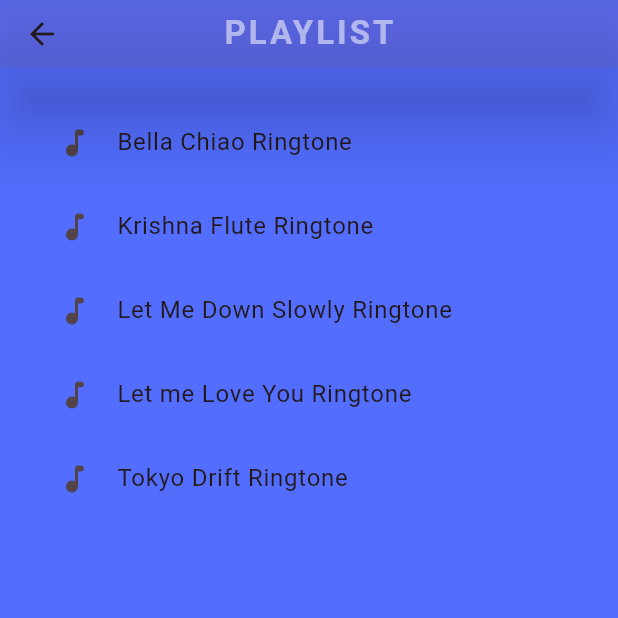
After one commit to SarthakMohanty1965/CODSOFT, a Flutter app: the screen it shows after launch, after a tap on the "library music" icon, on a phone screen of 412 x 824 dp, the top half of it. The commit adds this screen. Run offline on Flutter 3.47's test engine with Material 3 defaults, Android fonts, the phone set to English and light mode, and no system bars; our stand-ins replace audioplayers.

Commit message:
Designed Music UI and created Playlist

```diff
--- a/task_03/lib/main.dart
+++ b/task_03/lib/main.dart
@@ -1,9 +1,16 @@
 import 'package:flutter/material.dart';
+import 'package:musicplayer/playlist_provider.dart';
+import 'package:provider/provider.dart';
 
 import 'homepage.dart';
 
 void main() {
-  runApp(const MyApp());
+  runApp(MultiProvider(providers: [
+    ChangeNotifierProvider(create: (context)=>Playlist_Provider()),
+  ],
+     child: const MyApp()
+  )
+  );
 }
 
 class MyApp extends StatelessWidget {
@@ -30,6 +37,7 @@ class MyHomePage extends StatefulWidget {
 }
 
 class _MyHomePageState extends State<MyHomePage>{
+
   @override
   Widget build(BuildContext context){
     return Scaffold(
--- /dev/null
+++ b/task_03/lib/playlist_provider.dart
@@ -0,0 +1,23 @@
+
+import 'package:flutter/cupertino.dart';
+import 'package:musicplayer/song.dart';
+
+class Playlist_Provider extends ChangeNotifier{
+  final List<Song> _playlist = [
+    Song(songName: "Bella Chiao Ringtone", audioPath: "assets/audio/bella.mp3"),
+    Song(songName: "Krishna Flute Ringtone", audioPath: "assets/audio/krishna_flute.mp3"),
+    Song(songName: "Let Me Down Slowly Ringtone", audioPath: "assets/audio/let_me_down.mp3"),
+    Song(songName: "Let me Love You Ringtone", audioPath: "assets/audio/let_me_love.mp3"),
+    Song(songName: "Tokyo Drift Ringtone", audioPath: "assets/audio/tokyo_drift.mp3"),
+  ];
+
+  int? _currentSongIndex;
+
+  List<Song> get playlist =>_playlist;
+  int? get currentSongIndex => _currentSongIndex;
+
+  set currentSongIndex (int? newIndex){
+    _currentSongIndex = newIndex;
+    notifyListeners();
+  }
+}
--- /dev/null
+++ b/task_03/lib/playlistpage.dart
@@ -0,0 +1,67 @@
+import 'package:flutter/material.dart';
+import 'package:musicplayer/playlist_provider.dart';
+import 'package:musicplayer/song.dart';
+import 'package:provider/provider.dart';
+
+import 'homepage.dart';
+
+class PlaylistPage extends StatefulWidget {
+  const PlaylistPage({super.key});
+
+  @override
+  State<StatefulWidget> createState() => _MyPlaylistProvider();
+}
+
+class _MyPlaylistProvider extends State<StatefulWidget> {
+  late final dynamic playlistProvider;
+  @override
+  void initState() {
+    super.initState();
+    playlistProvider = Provider.of<Playlist_Provider>(context, listen: false);
+  }
+
+  void gotoSong(int songIndex) {
+    playlistProvider.currentSongIndex = songIndex;
+    Navigator.push(
+        context, MaterialPageRoute(builder: (context) => HomePage()));
+  }
+
+  @override
+  Widget build(BuildContext context) {
+    return Scaffold(
+      appBar: AppBar(
+        title: const Text(
+          'PLAYLIST',
+          style: TextStyle(
+              fontWeight: FontWeight.bold,
+              letterSpacing: 2,
+              color: Colors.white54),
+        ),
+        centerTitle: true,
+        toolbarHeight: 45,
+        elevation: 22,
+        backgroundColor: const Color.fromARGB(0, 0, 0, 0),
+        shadowColor: Colors.black,
+      ),
+      backgroundColor: Colors.indigoAccent,
+      body: Container(
+        margin: EdgeInsets.all(22),
+        color: Colors.indigoAccent,
+        child: Consumer<Playlist_Provider>(builder: (context, value, child) {
+          final List<Song> playlist = value.playlist;
+
+          return ListView.builder(
+              itemCount: playlist.length,
+              itemBuilder: (context, index) {
+                final Song song = playlist[index];
+                return ListTile(
+                  title: Text(song.songName),
+                  leading: const Icon(Icons.music_note_rounded),
+                  onTap: () => gotoSong(index),
+                );
+              });
+        }),
+      ),
+    );
+  }
+}
```
Also changed, not shown: task_03/lib/homepage.dart (+75 -145 lines), task_03/pubspec.yaml (+3 -4 lines), task_03/pubspec.lock, 1 other file.
